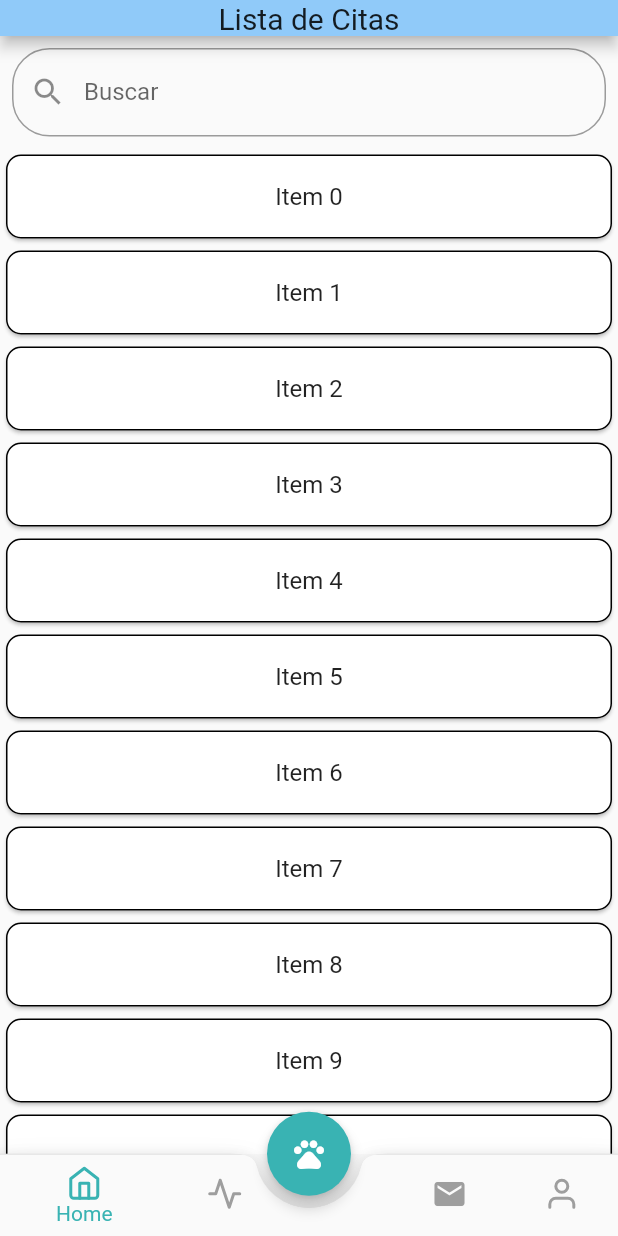
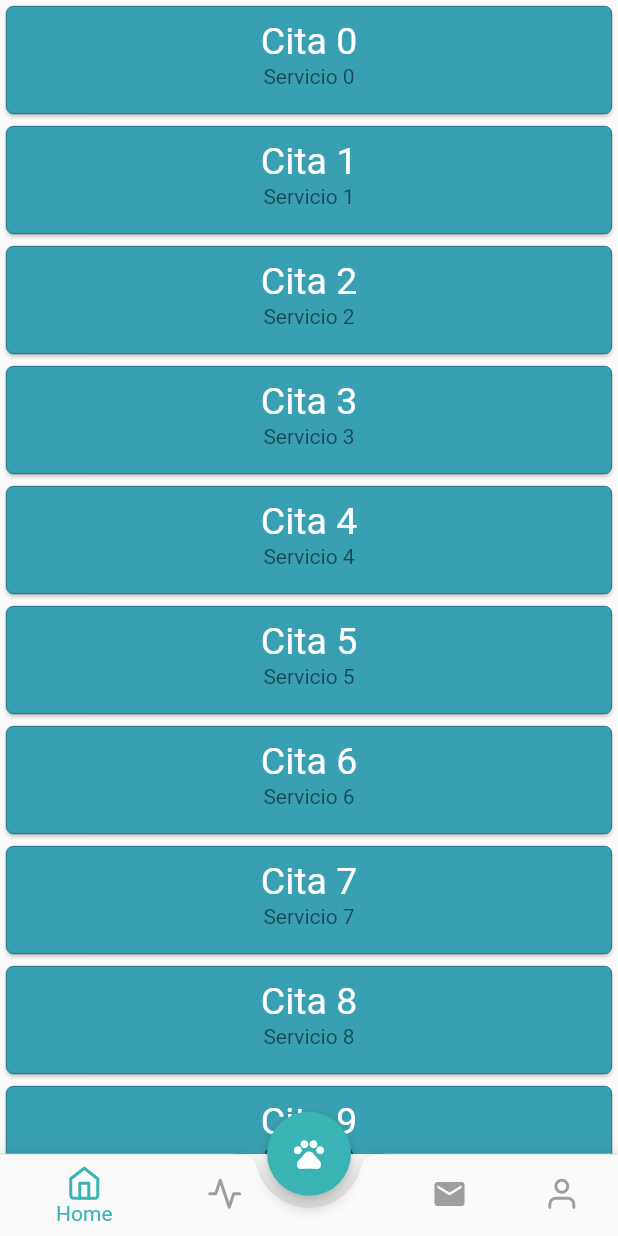
Before and after one commit to IanMaguina/petcare, a Flutter app: the HomePage screen opened by its route, on a phone screen of 412 x 824 dp. Run offline on Flutter 3.47's test engine with Material 2 defaults, Android fonts, the phone set to English and light mode, and no system bars; our stand-ins replace dio, flutter_icons, font_awesome_flutter, shared_preferences; accounts and stored records are empty; network calls fail.

Commit message:
Cita_Detail_Vet Widget Add

```diff
--- a/lib/src/pages/ListarCitasPage.dart
+++ b/lib/src/pages/ListarCitasPage.dart
@@ -9,7 +9,7 @@ class ListarCitasPage extends StatelessWidget {
       theme: new ThemeData(
         primarySwatch: Colors.blue,
       ),
-      home: new MySearchBar(),
+      home: new ListarCitas(),
       debugShowCheckedModeBanner: false,
     );
   }
--- a/lib/src/widgets/CustomWidgets.dart
+++ b/lib/src/widgets/CustomWidgets.dart
@@ -1 +1 @@
-export 'ListarCitas/SearchBar.dart';
+export 'ListarCitas/ListaCitas.dart';
--- /dev/null
+++ b/lib/src/widgets/ListarCitas/ListaCitas.dart
@@ -0,0 +1,64 @@
+import 'package:flutter/material.dart';
+
+class ListarCitas extends StatefulWidget {
+  @override
+  _ListarCitasState createState() => new _ListarCitasState();
+}
+
+class _ListarCitasState extends State<ListarCitas> {
+  TextEditingController editingController = TextEditingController();
+  final duplicateItems = List<String>.generate(20, (i) => "Cita $i");
+  final nombres = List<String>.generate(20, (i) => "Servicio $i");
+
+  var items = [];
+  var lnombres = [];
+  @override
+  void initState() {
+    items.addAll(duplicateItems);
+    lnombres.addAll(nombres);
+    super.initState();
+  }
+
+  @override
+  Widget build(BuildContext context) {
+    return new Scaffold(
+      body: Container(
+        child: Column(
+          children: <Widget>[
+            Expanded(
+              child: ListView.builder(
+                shrinkWrap: true,
+                itemCount: items.length,
+                itemBuilder: (context, index) {
+                  return Card(
+                    shape: RoundedRectangleBorder(
+                      side: BorderSide(color: Colors.black, width: 0.2),
+                      borderRadius: BorderRadius.circular(5),
+                    ),
+                    color: Color.fromRGBO(57, 159, 179, 1.0),
+                    child: ListTile(
+                      title: Align(
+                        child: new Text(
+                          '${items[index]}',
+                          style: TextStyle(
+                            color: Colors.white,
+                            fontSize: 25,
+                          ),
+                        ),
+                        alignment: Alignment(0, 0),
+                      ),
+                      subtitle: Align(
+                        child: new Text('${lnombres[index]}'),
+                        alignment: Alignment(0, 0),
+                      ),
+                    ),
+                  );
+                },
+              ),
+            ),
+          ],
+        ),
+      ),
+    );
+  }
+}
--- a/lib/src/widgets/ListarCitas/SearchBar.dart
+++ /dev/null
@@ -1,102 +0,0 @@
-import 'package:flutter/material.dart';
-
-class MySearchBar extends StatefulWidget {
-  @override
-  _MySearchBarState createState() => new _MySearchBarState();
-}
-
-class _MySearchBarState extends State<MySearchBar> {
-  TextEditingController editingController = TextEditingController();
-
-  final duplicateItems = List<String>.generate(100, (i) => "Item $i");
-  var items = [];
-
-  @override
-  void initState() {
-    items.addAll(duplicateItems);
-    super.initState();
-  }
-
-  void filterSearchResults(String query) {
-    List<String> dummySearchList = [];
-    dummySearchList.addAll(duplicateItems);
-    if (query.isNotEmpty) {
-      List<String> dummyListData = [];
-      dummySearchList.forEach((item) {
-        if (item.contains(query)) {
-          dummyListData.add(item);
-        }
-      });
-      setState(() {
-        items.clear();
-        items.addAll(dummyListData);
-      });
-      return;
-    } else {
-      setState(() {
-        items.clear();
-        items.addAll(duplicateItems);
-      });
-    }
-  }
-
-  @override
-  Widget build(BuildContext context) {
-    return new Scaffold(
-      appBar: new AppBar(
-        backgroundColor: Colors.blue[200],
-        bottom: PreferredSize(
-          preferredSize: Size.fromHeight(-32),
-          child: Text(
-            "Lista de Citas",
-            textAlign: TextAlign.end,
-            style: TextStyle(fontSize: 20),
-          ),
-        ),
-      ),
-      body: Container(
-        child: Column(
-          children: <Widget>[
-            Padding(
-              padding: const EdgeInsets.all(8.0),
-              child: TextField(
-                onChanged: (value) {
-                  filterSearchResults(value);
-                },
-                controller: editingController,
-                decoration: InputDecoration(
-                  labelText: "Buscar",
-                  hintText: "Buscar por nombre",
-                  prefixIcon: Icon(Icons.search),
-                  border: OutlineInputBorder(
-                    borderRadius: BorderRadius.all(Radius.circular(25.0)),
-                  ),
-                ),
-              ),
-            ),
-            Expanded(
-              child: ListView.builder(
-                shrinkWrap: true,
-                itemCount: items.length,
-                itemBuilder: (context, index) {
-                  return Card(
-                    shape: RoundedRectangleBorder(
-                      side: BorderSide(color: Colors.black, width: 1),
-                      borderRadius: BorderRadius.circular(10),
-                    ),
-                    child: ListTile(
-                      title: Align(
-                        child: new Text('${items[index]}'),
-                        alignment: Alignment(0, 0),
-                      ),
-                    ),
-                  );
-                },
-              ),
-            ),
-          ],
-        ),
-      ),
-    );
-  }
-}
```
Also changed, not shown: lib/src/widgets/ListarCitas/Cita_Detailed_Vet.dart (added, +139 -0 lines).
